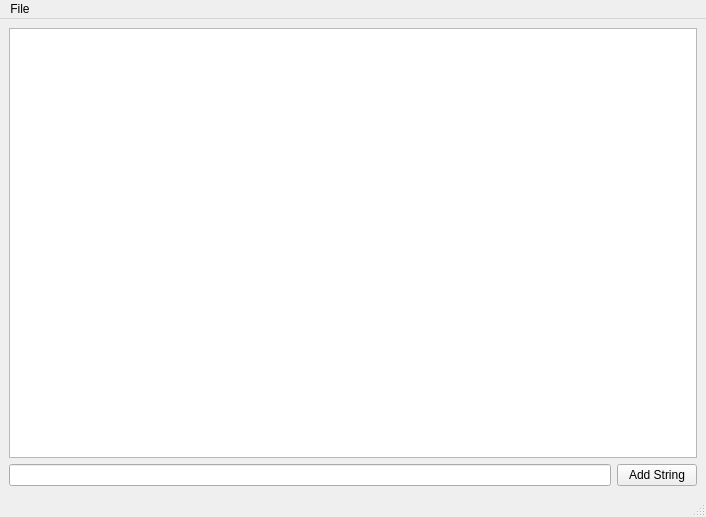
sadovskiy/QtExamplesForAProgrammingCourse, file 15_ModelViewTable/mainwindow.ui: the form before one commit.
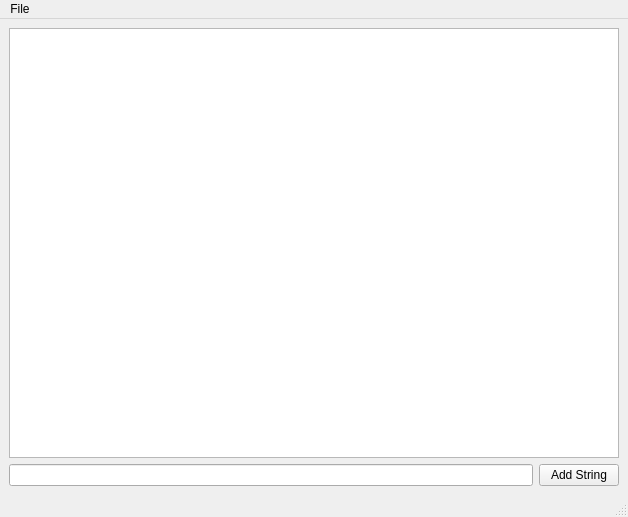
The form after the commit.

Diff of the .ui file:
```diff
--- a/15_ModelViewTable/mainwindow.ui
+++ b/15_ModelViewTable/mainwindow.ui
@@ -7,7 +7,7 @@
    <rect>
     <x>0</x>
     <y>0</y>
-    <width>706</width>
+    <width>628</width>
     <height>517</height>
    </rect>
   </property>
@@ -40,8 +40,8 @@
     <rect>
      <x>0</x>
      <y>0</y>
-     <width>706</width>
-     <height>30</height>
+     <width>628</width>
+     <height>23</height>
     </rect>
    </property>
    <widget class="QMenu" name="menuFile">
```
Left out of the diff: 12 changed lines with no effect on the pictures.
